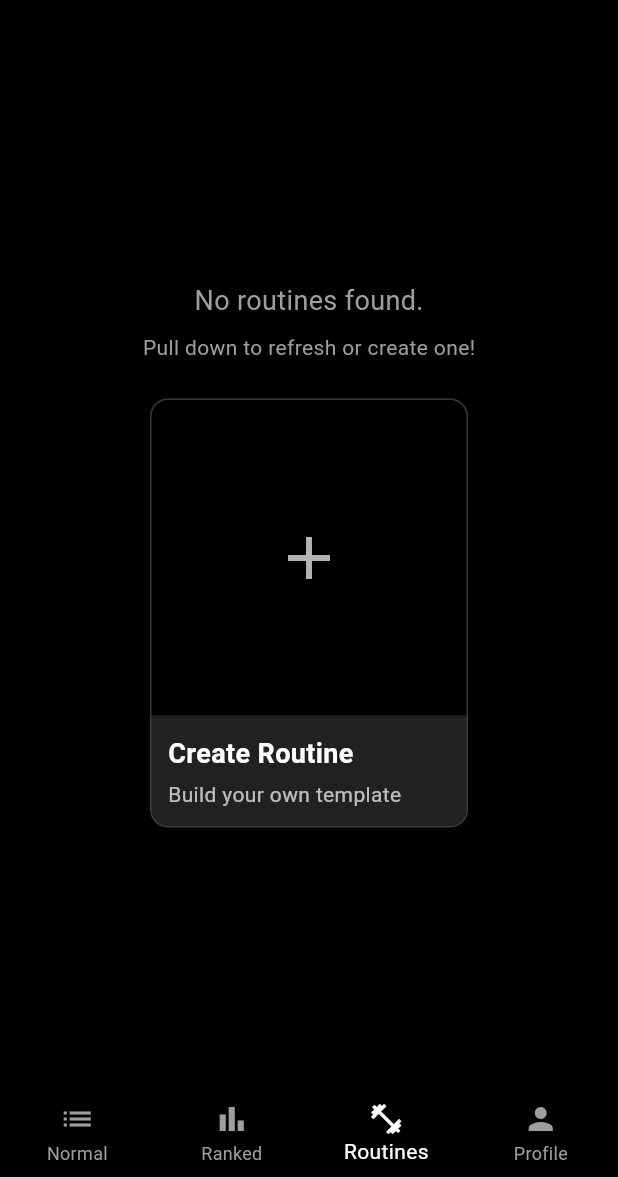
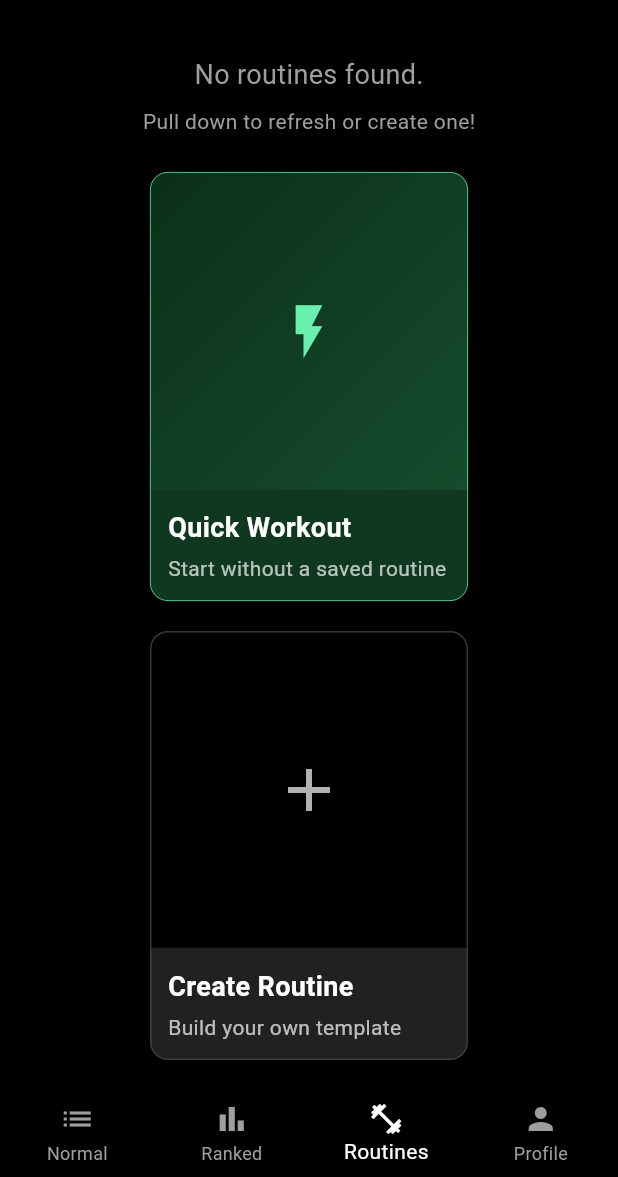
Before and after one commit to RepDuel/RepDuel, a Flutter app: the RoutinesScreen screen opened by its route, on a phone screen of 412 x 824 dp, the part 59-1236 px from its top. Run offline on Flutter 3.47's test engine with Material 3 defaults, Android fonts, the phone set to English and light mode, and no system bars; our stand-ins replace cookie_jar, dio, dio_cookie_manager, fl_chart, flutter_dotenv, flutter_riverpod and 6 more; missing offline and left inert: dio_web_adapter, flutter_stripe, purchases_flutter; accounts and stored records are empty; network calls fail; project files that could hold a hidden picture were left out.

Commit message:
Add support for quick workouts

```diff
--- a/frontend/lib/core/models/routine_submission_read.dart
+++ b/frontend/lib/core/models/routine_submission_read.dart
@@ -27,7 +27,7 @@ class RoutineScenarioSubmission {
 }
 
 class RoutineSubmissionRead {
-  final String routineId;
+  final String? routineId;
   final String userId;
   final double duration;
   final String completionTimestamp;
@@ -36,7 +36,7 @@ class RoutineSubmissionRead {
   final List<RoutineScenarioSubmission> scenarios;
 
   RoutineSubmissionRead({
-    required this.routineId,
+    this.routineId,
     required this.userId,
     required this.duration,
     required this.completionTimestamp,
@@ -47,7 +47,7 @@ class RoutineSubmissionRead {
 
   factory RoutineSubmissionRead.fromJson(Map<String, dynamic> json) {
     return RoutineSubmissionRead(
-      routineId: json['routine_id'],
+      routineId: json['routine_id'] as String?,
       userId: json['user_id'],
       duration: (json['duration'] as num).toDouble(),
       completionTimestamp: json['completion_timestamp'],
--- a/frontend/lib/features/routines/screens/routines_screen.dart
+++ b/frontend/lib/features/routines/screens/routines_screen.dart
@@ -14,6 +14,7 @@ import '../../../core/services/share_service.dart';
 import '../../../widgets/error_display.dart';
 import '../../../widgets/loading_spinner.dart';
 import '../widgets/add_routine_card.dart';
+import '../widgets/quick_workout_card.dart';
 import '../widgets/routine_card.dart';
 
 final routinesProvider = FutureProvider.autoDispose<List<Routine>>((ref) async {
@@ -147,6 +148,10 @@ class RoutinesScreen extends ConsumerWidget {
         ref.invalidate(routinesProvider);
       }
     }
+  }
+
+  void _startQuickWorkout(BuildContext context) {
+    context.pushNamed('freeWorkout');
   }
 
   Future<Routine?> _prepareRoutineForEditing(
@@ -320,9 +325,19 @@ class RoutinesScreen extends ConsumerWidget {
                         const SizedBox(height: 20),
                         SizedBox(
                           width: 220,
-                          child: AddRoutineCard(
-                              onPressed: () =>
-                                  _onAddRoutinePressed(context, ref, routines)),
+                          child: Column(
+                            mainAxisSize: MainAxisSize.min,
+                            children: [
+                              QuickWorkoutCard(
+                                onPressed: () => _startQuickWorkout(context),
+                              ),
+                              const SizedBox(height: 12),
+                              AddRoutineCard(
+                                onPressed: () =>
+                                    _onAddRoutinePressed(context, ref, routines),
+                              ),
+                            ],
+                          ),
                         ),
                       ],
                     ),
@@ -332,7 +347,7 @@ class RoutinesScreen extends ConsumerWidget {
             }
             return GridView.builder(
               padding: const EdgeInsets.all(12),
-              itemCount: visibleRoutines.length + 1,
+              itemCount: visibleRoutines.length + 2,
               gridDelegate: SliverGridDelegateWithFixedCrossAxisCount(
                 crossAxisCount:
                     (MediaQuery.of(context).size.width ~/ 250).clamp(2, 6),
@@ -342,11 +357,16 @@ class RoutinesScreen extends ConsumerWidget {
               ),
               itemBuilder: (context, index) {
                 if (index == 0) {
+                  return QuickWorkoutCard(
+                    onPressed: () => _startQuickWorkout(context),
+                  );
+                }
+                if (index == 1) {
                   return AddRoutineCard(
                       onPressed: () =>
                           _onAddRoutinePressed(context, ref, routines));
                 }
-                final routine = visibleRoutines[index - 1];
+                final routine = visibleRoutines[index - 2];
                 final canEdit =
                     routine.userId == null || routine.userId == currentUserId;
                 final canDelete =
--- /dev/null
+++ b/frontend/lib/features/routines/widgets/quick_workout_card.dart
@@ -0,0 +1,70 @@
+// frontend/lib/features/routines/widgets/quick_workout_card.dart
+
+import 'package:flutter/material.dart';
+
+class QuickWorkoutCard extends StatelessWidget {
+  final VoidCallback onPressed;
+
+  const QuickWorkoutCard({super.key, required this.onPressed});
+
+  @override
+  Widget build(BuildContext context) {
+    return Semantics(
+      button: true,
+      label: 'Start quick workout',
+      child: InkWell(
+        onTap: onPressed,
+        borderRadius: BorderRadius.circular(12),
+        child: Card(
+          color: const Color(0xFF103820),
+          shape: const RoundedRectangleBorder(
+            borderRadius: BorderRadius.all(Radius.circular(12)),
+            side: BorderSide(color: Colors.greenAccent, width: 0.5),
+          ),
+          child: Column(
+            crossAxisAlignment: CrossAxisAlignment.stretch,
+            children: [
+              AspectRatio(
+                aspectRatio: 1,
+                child: Container(
+                  decoration: const BoxDecoration(
+                    borderRadius: BorderRadius.vertical(top: Radius.circular(12)),
+                    gradient: LinearGradient(
+                      colors: [Color(0xFF0A2F19), Color(0xFF164C2D)],
+                      begin: Alignment.topLeft,
+                      end: Alignment.bottomRight,
+                    ),
+                  ),
+                  child: const Center(
+                    child: Icon(Icons.flash_on, size: 42, color: Colors.greenAccent),
+                  ),
+                ),
+              ),
+              const Padding(
+                padding: EdgeInsets.all(12),
+                child: Column(
+                  crossAxisAlignment: CrossAxisAlignment.start,
+                  children: [
+                    Text(
+                      'Quick Workout',
+                      style: TextStyle(
+                        color: Colors.white,
+                        fontSize: 18,
+                        fontWeight: FontWeight.bold,
+                      ),
+                    ),
+                    SizedBox(height: 4),
+                    Text(
+                      'Start without a saved routine',
+                      style: TextStyle(color: Colors.white70, fontSize: 14),
+                    ),
+                  ],
+                ),
+              ),
+            ],
+          ),
+        ),
+      ),
+    );
+  }
+}
```
Also changed, not shown: frontend/lib/features/profile/widgets/activity_feed.dart (+18 -5 lines), frontend/lib/features/routines/screens/exercise_list_screen.dart (+92 -29 lines), frontend/lib/router/app_router.dart (+6 -1 lines), 4 other files.
